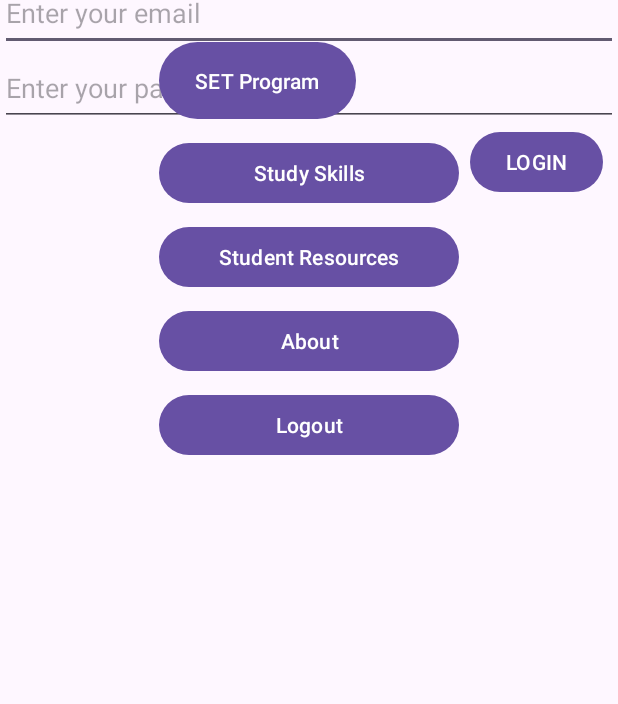
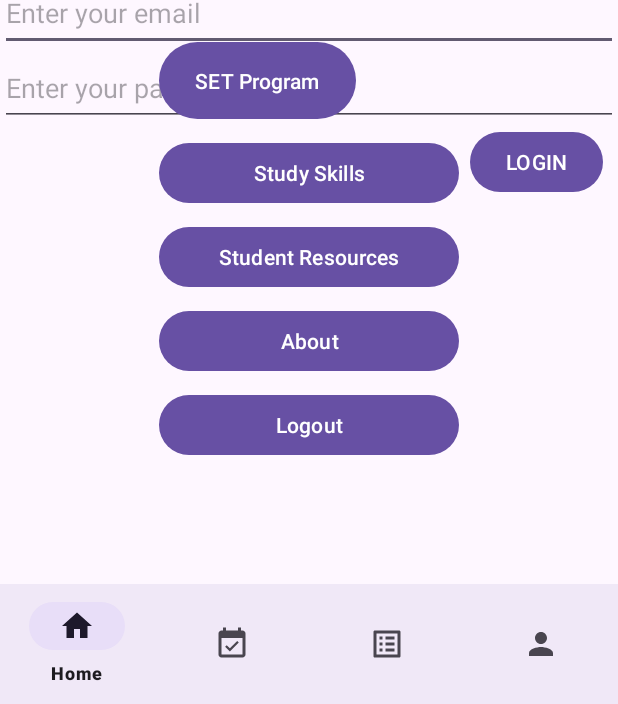
Before and after one commit to jahn-junior/css-compass, an Android app: the MainActivity screen opened directly, with no data from a screen before it, on a phone screen of 412 x 824 dp, the part 532-1236 px from its top. Run offline under Robolectric (Android 15) with nearby library versions, the light colour scheme and no system bars; our stand-ins replace Volley, navigation-ui; network calls fail; Roboto replaces fonts that are not available here.

Commit message:
The navbar is now visible but it's still buggy.

```diff
--- a/app/src/main/java/edu/tacoma/uw/csscompass/MainActivity.java
+++ b/app/src/main/java/edu/tacoma/uw/csscompass/MainActivity.java
@@ -10,8 +10,16 @@ import androidx.appcompat.app.AppCompatActivity;
 import androidx.core.graphics.Insets;
 import androidx.core.view.ViewCompat;
 import androidx.core.view.WindowInsetsCompat;
+import androidx.navigation.NavController;
+import androidx.navigation.fragment.NavHostFragment;
+import androidx.navigation.ui.AppBarConfiguration;
+import androidx.navigation.ui.NavigationUI;
+
+import com.google.android.material.bottomnavigation.BottomNavigationView;
 
 public class MainActivity extends AppCompatActivity {
+
+    private AppBarConfiguration mAppBarConfiguration;
 
     @Override
     protected void onCreate(Bundle savedInstanceState) {
@@ -25,6 +33,18 @@ public class MainActivity extends AppCompatActivity {
             return insets;
         });
 
+        BottomNavigationView navView = findViewById(R.id.nav_view);
+        // Passing each menu ID as a set of Ids because each
+        // menu should be considered as top level destinations.
+        mAppBarConfiguration = new AppBarConfiguration.Builder(
+                R.id.navigation_home, R.id.navigation_events, R.id.navigation_course_list,
+                R.id.navigation_profile).build();
+        NavHostFragment navHostFragment =
+                (NavHostFragment) getSupportFragmentManager().findFragmentById(R.id.nav_host_fragment);
+        NavController navController = navHostFragment.getNavController();
+        //NavigationUI.setupActionBarWithNavController(this, navController, mAppBarConfiguration);
+        NavigationUI.setupWithNavController(navView, navController);
+
         // This will add the listener to the logout button, setting the activity as the loginActivity
         findViewById(R.id.logout_button).setOnClickListener(v -> {
                 SharedPreferences sharedPreferences = getSharedPreferences(getString(R.string.LOGIN_PREFS), Context.MODE_PRIVATE);
--- a/app/src/main/res/layout/activity_main.xml
+++ b/app/src/main/res/layout/activity_main.xml
@@ -18,6 +18,18 @@
         app:layout_constraintBottom_toBottomOf="parent"
         app:defaultNavHost="true"
         app:navGraph="@navigation/nav_graph" />
+
+    <com.google.android.material.bottomnavigation.BottomNavigationView
+        android:id="@+id/nav_view"
+        android:layout_width="0dp"
+        android:layout_height="wrap_content"
+        android:layout_marginStart="0dp"
+        android:layout_marginEnd="0dp"
+        android:background="?android:attr/windowBackground"
+        app:layout_constraintBottom_toBottomOf="parent"
+        app:layout_constraintLeft_toLeftOf="parent"
+        app:layout_constraintRight_toRightOf="parent"
+        app:menu="@menu/bottom_nav_menu" />
 
     <LinearLayout
         android:id="@+id/buttonLayout"
--- a/app/src/main/res/navigation/nav_graph.xml
+++ b/app/src/main/res/navigation/nav_graph.xml
@@ -20,7 +20,7 @@
             app:destination="@id/registerFragment" />
     </fragment>
     <fragment
-        android:id="@+id/homeFragment"
+        android:id="@+id/navigation_home"
         android:name="edu.tacoma.uw.csscompass.HomeFragment"
         android:label="fragment_home"
         tools:layout="@layout/fragment_home" >
@@ -50,17 +50,17 @@
         android:label="fragment_study_skills"
         tools:layout="@layout/fragment_study_skills" />
     <fragment
-        android:id="@+id/eventsFragment"
+        android:id="@+id/navigation_events"
         android:name="edu.tacoma.uw.csscompass.EventsFragment"
         android:label="fragment_events"
         tools:layout="@layout/fragment_events" />
     <fragment
-        android:id="@+id/courseListFragment"
+        android:id="@+id/navigation_course_list"
         android:name="edu.tacoma.uw.csscompass.CourseListFragment"
         android:label="fragment_course_list"
         tools:layout="@layout/fragment_course_list" />
     <fragment
-        android:id="@+id/profileFragment"
+        android:id="@+id/navigation_profile"
         android:name="edu.tacoma.uw.csscompass.ProfileFragment"
         android:label="fragment_profile"
         tools:layout="@layout/fragment_profile" />
```
